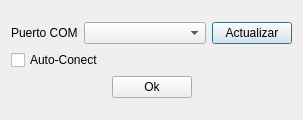
First picture: the form in openport.ui, repository arukagiri/interfazLAC, before the edit.
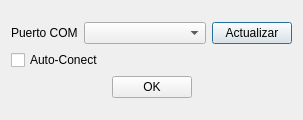
Second picture: the form after the edit.

```diff
--- a/openport.ui
+++ b/openport.ui
@@ -69,7 +69,7 @@
        <item>
         <widget class="QPushButton" name="pushButton">
          <property name="text">
-          <string>Ok</string>
+          <string>OK</string>
          </property>
         </widget>
        </item>
```
